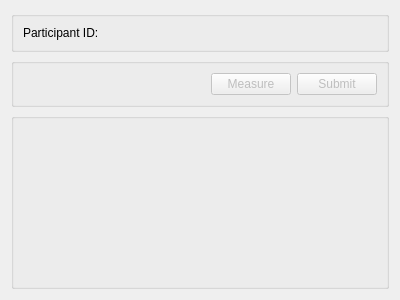
Above: src/dialogs/ecgdialog.ui from CLSA/cypress before the change. Below: the same form after it.
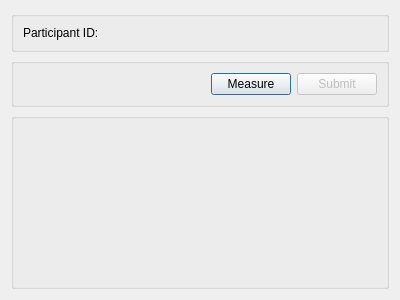
That is the form after the change.

The edit to the form file:
```diff
--- a/src/dialogs/ecgdialog.ui
+++ b/src/dialogs/ecgdialog.ui
@@ -81,7 +81,7 @@
       <item>
        <widget class="QPushButton" name="measureButton">
         <property name="enabled">
-         <bool>false</bool>
+         <bool>true</bool>
         </property>
         <property name="text">
          <string>Measure</string>
```
